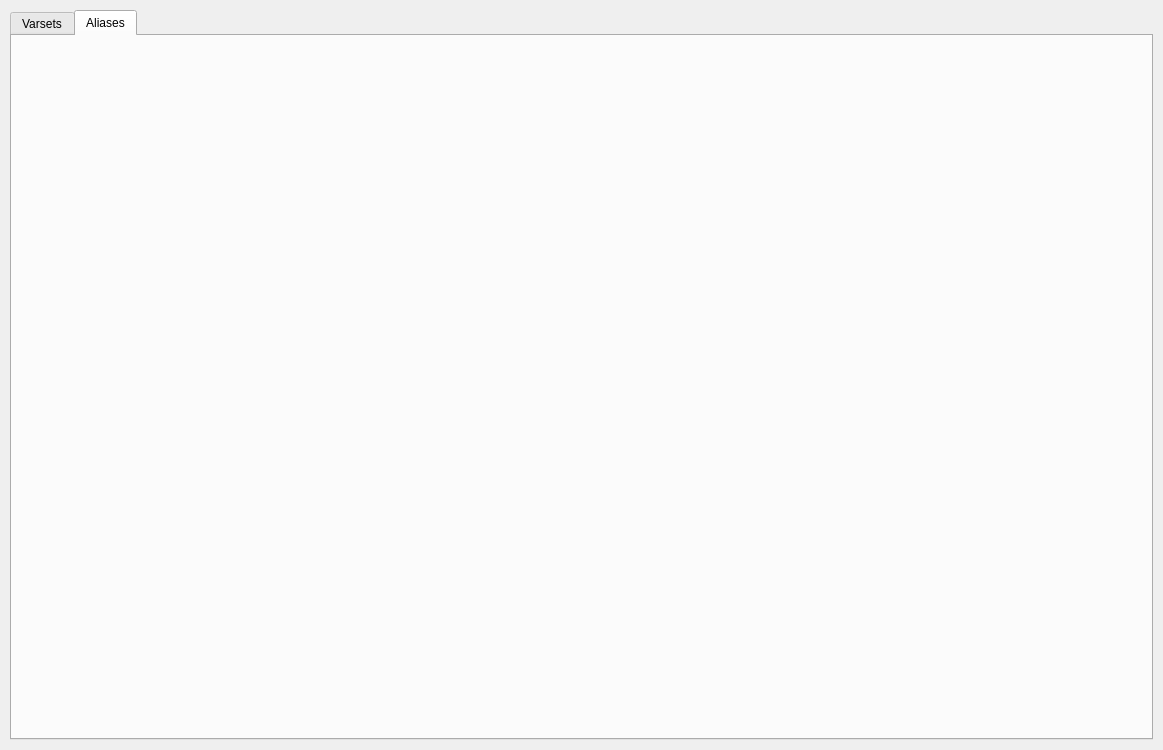
Before: the Qt Designer form datamanager_wb/freecad/datamanager_wb/resources/ui/main_panel.ui in royw/freecad_datamanager_workbench, drawn with Qt 5.
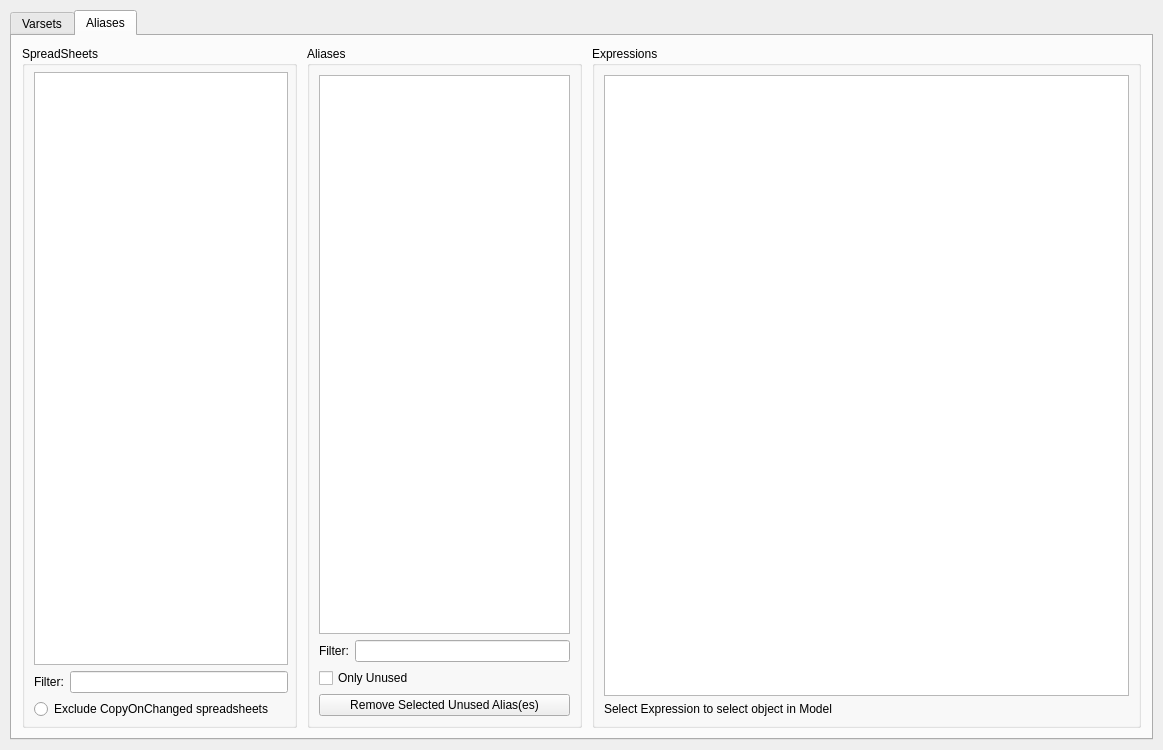
After: the same form once the commit is applied. The open tabs and pages were chosen to show the change.

Commit message: UI: make aliases tab layout consistent

Diff of the .ui file:
```diff
--- a/datamanager_wb/freecad/datamanager_wb/resources/ui/main_panel.ui
+++ b/datamanager_wb/freecad/datamanager_wb/resources/ui/main_panel.ui
@@ -200,6 +200,159 @@
       <attribute name="title">
        <string>Aliases</string>
       </attribute>
+      <layout class="QHBoxLayout" name="horizontalLayout_6" stretch="0,0,0">
+       <property name="spacing">
+        <number>10</number>
+       </property>
+       <property name="leftMargin">
+        <number>10</number>
+       </property>
+       <property name="topMargin">
+        <number>10</number>
+       </property>
+       <property name="rightMargin">
+        <number>10</number>
+       </property>
+       <property name="bottomMargin">
+        <number>10</number>
+       </property>
+       <item>
+        <widget class="QGroupBox" name="spreadsheetsGroupBox">
+         <property name="sizePolicy">
+          <sizepolicy hsizetype="Expanding" vsizetype="Expanding">
+           <horstretch>1</horstretch>
+           <verstretch>0</verstretch>
+          </sizepolicy>
+         </property>
+         <property name="title">
+          <string>SpreadSheets</string>
+         </property>
+         <layout class="QVBoxLayout" name="verticalLayout_4">
+          <property name="spacing">
+           <number>6</number>
+          </property>
+          <property name="topMargin">
+           <number>6</number>
+          </property>
+          <property name="rightMargin">
+           <number>6</number>
+          </property>
+          <property name="bottomMargin">
+           <number>6</number>
+          </property>
+          <item>
+           <widget class="QListWidget" name="avaliableSpreadsheetsListWidget">
+            <property name="sizePolicy">
+             <sizepolicy hsizetype="Expanding" vsizetype="Expanding">
+              <horstretch>0</horstretch>
+              <verstretch>0</verstretch>
+             </sizepolicy>
+            </property>
+           </widget>
+          </item>
+          <item>
+           <layout class="QHBoxLayout" name="horizontalLayout_7">
+            <item>
+             <widget class="QLabel" name="label_4">
+              <property name="text">
+               <string>Filter:</string>
+              </property>
+             </widget>
+            </item>
+            <item>
+             <widget class="QLineEdit" name="avaliableSpreadsheetsFilterLineEdit"/>
+            </item>
+           </layout>
+          </item>
+          <item>
+           <widget class="QRadioButton" name="excludeCopyOnChangeSpreadsheetsRadioButton">
+            <property name="text">
+             <string>Exclude CopyOnChanged spreadsheets</string>
+            </property>
+           </widget>
+          </item>
+         </layout>
+        </widget>
+       </item>
+       <item>
+        <widget class="QGroupBox" name="aliasesVariablesGroupBox">
+         <property name="sizePolicy">
+          <sizepolicy hsizetype="Expanding" vsizetype="Expanding">
+           <horstretch>1</horstretch>
+           <verstretch>0</verstretch>
+          </sizepolicy>
+         </property>
+         <property name="title">
+          <string>Aliases</string>
+         </property>
+         <layout class="QVBoxLayout" name="verticalLayout_5">
+          <item>
+           <widget class="QListWidget" name="aliasesVariableNamesListWidget"/>
+          </item>
+          <item>
+           <layout class="QHBoxLayout" name="horizontalLayout_8">
+            <item>
+             <widget class="QLabel" name="label_5">
+              <property name="text">
+               <string>Filter:</string>
+              </property>
+             </widget>
+            </item>
+            <item>
+             <widget class="QLineEdit" name="aliasesVariableNamesFilterLineEdit"/>
+            </item>
+           </layout>
+          </item>
+          <item>
+           <widget class="QCheckBox" name="aliasesOnlyUnusedCheckBox">
+            <property name="text">
+             <string>Only Unused</string>
+            </property>
+           </widget>
+          </item>
+          <item>
+           <widget class="QPushButton" name="removeUnusedAliasesPushButton">
+            <property name="text">
+             <string>Remove Selected Unused Alias(es)</string>
+            </property>
+           </widget>
+          </item>
+         </layout>
+        </widget>
+       </item>
+       <item>
+        <widget class="QGroupBox" name="aliasExpressionsGroupBox">
+         <property name="sizePolicy">
+          <sizepolicy hsizetype="Expanding" vsizetype="Expanding">
+           <horstretch>2</horstretch>
+           <verstretch>0</verstretch>
+          </sizepolicy>
+         </property>
+         <property name="title">
+          <string>Expressions</string>
+         </property>
+         <layout class="QVBoxLayout" name="verticalLayout_6">
+          <item>
+           <widget class="QListWidget" name="aliasExpressionsListWidget">
+            <property name="sizePolicy">
+             <sizepolicy hsizetype="Expanding" vsizetype="Expanding">
+              <horstretch>2</horstretch>
+              <verstretch>0</verstretch>
+             </sizepolicy>
+            </property>
+           </widget>
+          </item>
+          <item>
+           <widget class="QLabel" name="label_6">
+            <property name="text">
+             <string>Select Expression to select object in Model</string>
+            </property>
+           </widget>
+          </item>
+         </layout>
+        </widget>
+       </item>
+      </layout>
      </widget>
     </widget>
    </item>
```
